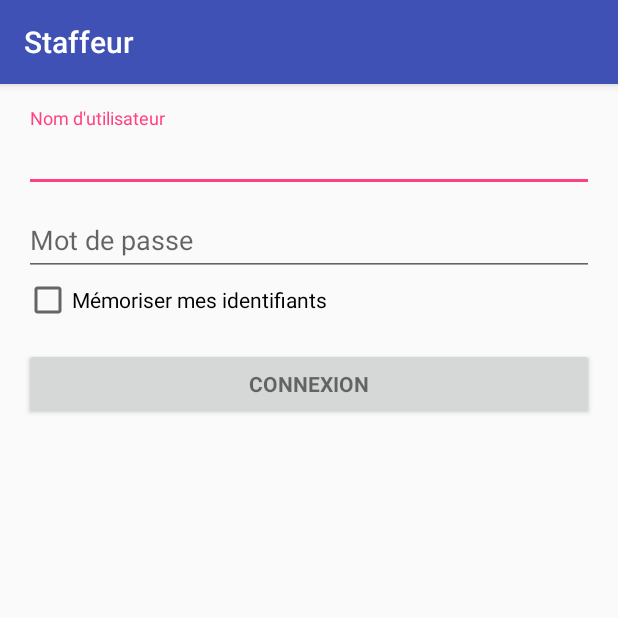
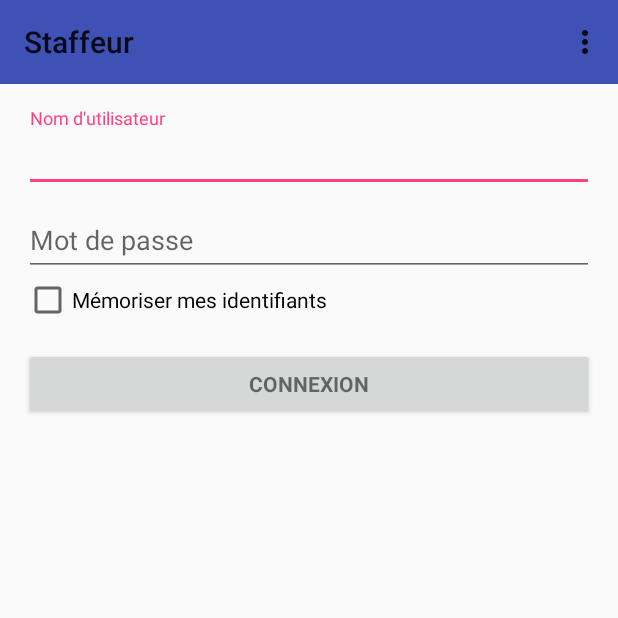
Before and after one commit to pascalheude/Staffeur, an Android app: the screen it shows after launch (StaffeurActivity), on a phone screen of 412 x 824 dp, the top half of it. Run offline under Robolectric (Android 15) with nearby library versions, the phone set to English and light mode, and no system bars.

Commit message:
Ajout d'un menu Ajout d'une "drop down list" pour sélectionner la présence de chaque randonnée

```diff
--- a/app/build.gradle
+++ b/app/build.gradle
@@ -25,6 +25,7 @@ dependencies {
     implementation fileTree(include: ['*.jar'], dir: 'libs')
     implementation 'com.android.support:appcompat-v7:26.1.0'
     implementation 'com.android.support:design:26.1.0'
+    implementation 'com.android.support:recyclerview-v7'
     testImplementation 'junit:junit:4.12'
     androidTestImplementation 'com.android.support.test:runner:1.0.2'
     androidTestImplementation 'com.android.support.test.espresso:espresso-core:3.0.2'
--- a/app/src/main/AndroidManifest.xml
+++ b/app/src/main/AndroidManifest.xml
@@ -8,7 +8,7 @@
         android:label="@string/app_name"
         android:roundIcon="@mipmap/ic_launcher_round"
         android:supportsRtl="true"
-        android:theme="@style/AppTheme">
+        android:theme="@style/AppTheme" >
         <activity
             android:name=".StaffeurActivity"
             android:label="@string/app_name"
--- a/app/src/main/java/com/assistanceinformatiquetoulouse/roulezrose/staffeur/StaffeurActivity.java
+++ b/app/src/main/java/com/assistanceinformatiquetoulouse/roulezrose/staffeur/StaffeurActivity.java
@@ -3,14 +3,19 @@ package com.assistanceinformatiquetoulouse.roulezrose.staffeur;
 import android.animation.Animator;
 import android.animation.AnimatorListenerAdapter;
 import android.annotation.TargetApi;
+import android.content.DialogInterface;
 import android.content.Intent;
 import android.content.SharedPreferences;
 import android.os.AsyncTask;
 import android.os.Build;
 import android.os.Bundle;
+import android.support.v7.app.AlertDialog;
 import android.support.v7.app.AppCompatActivity;
+import android.support.v7.widget.Toolbar;
 import android.text.TextUtils;
 import android.view.KeyEvent;
+import android.view.Menu;
+import android.view.MenuItem;
 import android.view.View;
 import android.view.View.OnClickListener;
 import android.view.inputmethod.EditorInfo;
@@ -43,6 +48,7 @@ import java.util.Date;
 public class StaffeurActivity extends AppCompatActivity {
     // Attributs privées
     SharedPreferences pSharedPreferences;
+    private Toolbar pToolbar;
     private EditText pEditTextLogin;
     private static EditText pEditTextPassword;
     private CheckBox pCheckBoxMemoriser;
@@ -59,6 +65,9 @@ public class StaffeurActivity extends AppCompatActivity {
         setTheme(R.style.AppTheme);
         super.onCreate(savedInstanceState);
         setContentView(R.layout.activity_staffeur);
+        pToolbar = (Toolbar) findViewById(R.id.toolbar);
+        pToolbar.setTitle(R.string.app_name);
+        setSupportActionBar(pToolbar);
         pEditTextLogin = (EditText) findViewById(R.id.editTextNomUtilisateur);
         pEditTextPassword = (EditText) findViewById(R.id.editTextMotDePasse);
         pCheckBoxMemoriser = (CheckBox) findViewById(R.id.checkBoxMemoriser);
@@ -113,6 +122,34 @@ public class StaffeurActivity extends AppCompatActivity {
         });
     }
 
+    // Méthode onCreateOptionsMenu
+    @Override
+    public boolean onCreateOptionsMenu(Menu menu) {
+        getMenuInflater().inflate(R.menu.menu, menu);
+        return(super.onCreateOptionsMenu(menu));
+    }
+
+    // Méthode onOptionsItemSelected
+    @Override
+    public boolean onOptionsItemSelected(MenuItem item) {
+        switch (item.getItemId()) {
+            case R.id.menu_about:
+                AlertDialog.Builder lAlertDialog = new AlertDialog.Builder(this);
+                lAlertDialog.setTitle("Staff\nVersion " + this.getString(R.string.version));
+                lAlertDialog.setMessage("Compatible login version " + this.getString(R.string.login_version) + "\nPrésence des staffeurs\n© AIT 2019 (pascalh)\n\nassistanceinformatiquetoulouse@gmail.com");
+                lAlertDialog.setPositiveButton("OK", new DialogInterface.OnClickListener() {
+                    public void onClick(DialogInterface dialog, int whichButton) {
+                    }});
+                // TODO Mettre un icone
+                //lAlertDialog.setIcon(R.mipmap.ic_staff);
+                lAlertDialog.create().show();
+                break;
+            default:
+                break;
+        }
+        return(true);
+
+    }
     // Méthode attemptLogin
     private void attemptLogin() {
         String login;
--- a/app/src/main/res/layout/activity_staffeur.xml
+++ b/app/src/main/res/layout/activity_staffeur.xml
@@ -1,16 +1,21 @@
-<LinearLayout xmlns:android="http://schemas.android.com/apk/res/android"
+<LinearLayout
+    xmlns:android="http://schemas.android.com/apk/res/android"
     xmlns:tools="http://schemas.android.com/tools"
+    xmlns:app="http://schemas.android.com/apk/res-auto"
     android:layout_width="match_parent"
     android:layout_height="match_parent"
     android:gravity="center_horizontal"
     android:orientation="vertical"
-    android:paddingBottom="@dimen/activity_vertical_margin"
-    android:paddingLeft="@dimen/activity_horizontal_margin"
-    android:paddingRight="@dimen/activity_horizontal_margin"
-    android:paddingTop="@dimen/activity_vertical_margin"
     tools:context="com.assistanceinformatiquetoulouse.roulezrose.staffeur.StaffeurActivity">
 
-    <!-- Login progress -->
+    <android.support.v7.widget.Toolbar
+        android:id="@+id/toolbar"
+        android:layout_width="match_parent"
+        android:layout_height="wrap_content"
+        android:background="?attr/colorPrimary"
+        android:minHeight="?attr/actionBarSize"
+        android:theme="?attr/actionBarTheme" />
+
     <ProgressBar
         android:id="@+id/login_progress"
         style="?android:attr/progressBarStyleLarge"
@@ -28,6 +33,10 @@
             android:id="@+id/connexionlinearLayout"
             android:layout_width="match_parent"
             android:layout_height="wrap_content"
+            android:paddingBottom="@dimen/activity_vertical_margin"
+            android:paddingLeft="@dimen/activity_horizontal_margin"
+            android:paddingRight="@dimen/activity_horizontal_margin"
+            android:paddingTop="@dimen/activity_vertical_margin"
             android:orientation="vertical">
 
             <android.support.design.widget.TextInputLayout
--- /dev/null
+++ b/app/src/main/res/layout/spinner_item.xml
@@ -0,0 +1,6 @@
+<?xml version="1.0" encoding="utf-8"?>
+<TextView
+    xmlns:android="http://schemas.android.com/apk/res/android"
+    android:layout_width="match_parent"
+    android:layout_height="wrap_content"
+    android:textColor="@color/colorRed" />
--- /dev/null
+++ b/app/src/main/res/menu/menu.xml
@@ -0,0 +1,11 @@
+<menu xmlns:android="http://schemas.android.com/apk/res/android"
+    xmlns:app="http://schemas.android.com/apk/res-auto"
+    xmlns:tools="http://schemas.android.com/tools"
+    tools:context="com.assistanceinformatiquetoulouse.roulezrose.staffeur.StaffeurActivity">
+    <item
+        android:id="@+id/menu_about"
+        android:orderInCategory="100"
+        android:title="About"
+        app:showAsAction="never"
+        android:visible="true" />
+</menu>
--- a/app/src/main/res/values/strings.xml
+++ b/app/src/main/res/values/strings.xml
@@ -1,5 +1,7 @@
 <resources>
     <string name="app_name">Staffeur</string>
+    <string name="version">0.0.1</string>
+    <string name="login_version">1</string>
     <string name="prompt_email">Nom d\'utilisateur</string>
     <string name="prompt_password">Mot de passe</string>
     <string name="action_sign_in">Connexion</string>
@@ -14,4 +16,10 @@
     <string name="memorized_data">Memorized data</string>
     <string name="user_id">user_id</string>
     <string name="liste_presence">Liste présence</string>
+    <string-array name="presence">
+        <item>Absent</item>
+        <item>Présent</item>
+        <item>Indécis</item>
+        <item>Aucune</item>
+    </string-array>
 </resources>
--- a/app/src/main/res/values/styles.xml
+++ b/app/src/main/res/values/styles.xml
@@ -1,7 +1,7 @@
 <resources>
 
     <!-- Base application theme. -->
-    <style name="AppTheme" parent="Theme.AppCompat.Light.DarkActionBar">
+    <style name="AppTheme" parent="Theme.AppCompat.Light.NoActionBar">
         <!-- Customize your theme here. -->
         <item name="colorPrimary">@color/colorPrimary</item>
         <item name="colorPrimaryDark">@color/colorPrimaryDark</item>
@@ -11,8 +11,7 @@
         <item name="windowActionBar">false</item>
         <item name="windowNoTitle">true</item>
     </style>
-
-    <style name="AppTheme.BrandedLaunch" parent="AppTheme">
+    <style name="AppTheme.BrandedLaunch">
         <item name="android:windowBackground">@drawable/branded_logo</item>
     </style>
 
```
Also changed, not shown: app/src/main/java/com/assistanceinformatiquetoulouse/roulezrose/staffeur/Presence.java (+10 -0 lines), app/src/main/java/com/assistanceinformatiquetoulouse/roulezrose/staffeur/PresenceRandonnee.java (+17 -0 lines), app/src/main/java/com/assistanceinformatiquetoulouse/roulezrose/staffeur/StaffeurDetailActivity.java (+37 -10 lines), app/src/main/res/layout/activity_item_list.xml (+27 -13 lines), app/src/main/res/layout/item_list.xml (deleted, +0 -15 lines), app/src/main/res/layout/item_list_content.xml (+12 -15 lines), app/src/main/res/values/colors.xml (+5 -2 lines).
